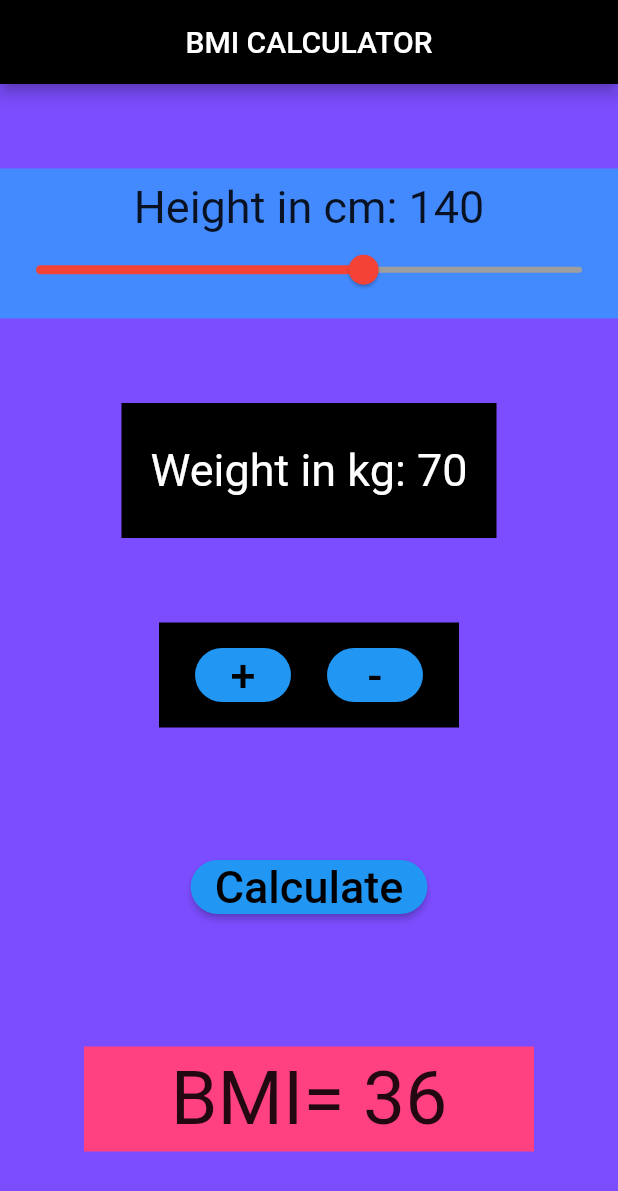
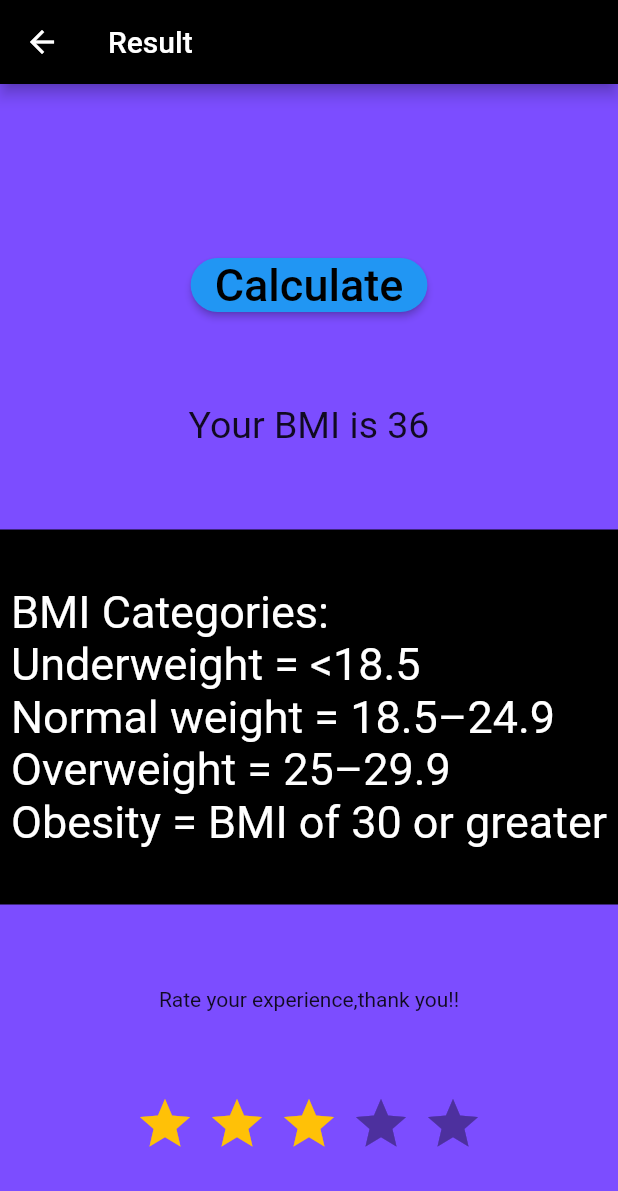
Before and after one commit to ShamaKiran/BMI-assignment, a Flutter app: the screen it shows after launch, after a tap on "Calculate", on a phone screen of 412 x 824 dp. Shown: the top 1191 px of the screen. Run offline on Flutter 3.47's test engine with Material 2 defaults, Android fonts, the phone set to English and light mode, and no system bars; drawn by our look-alikes of flutter_rating_bar.

Commit message:
Second Page

```diff
--- /dev/null
+++ b/lib/SecondPage.dart
@@ -0,0 +1,87 @@
+import 'package:flutter/material.dart';
+import 'package:flutter_rating_bar/flutter_rating_bar.dart';
+
+class SecondPage extends StatefulWidget {
+  SecondPage({required this.result});
+  double result;
+
+  @override
+  State<SecondPage> createState() => _SecondPageState();
+}
+
+class _SecondPageState extends State<SecondPage> {
+  @override
+  Widget build(BuildContext context) {
+    return Scaffold(
+      backgroundColor: Colors.deepPurpleAccent,
+      appBar: AppBar(
+        backgroundColor: Colors.black,
+        title: Text("Result"),
+      ),
+      body: Column(
+        mainAxisAlignment: MainAxisAlignment.spaceEvenly,
+        children: [Center(),
+          ElevatedButton(
+            onPressed: () {
+                Navigator.pop(context);
+                },
+              child: Text(
+            "Calculate",
+            style: TextStyle(
+              color: Colors.black,
+              fontStyle: FontStyle.normal,
+              fontSize: 30,
+            ),
+          ),
+            style: ElevatedButton.styleFrom(
+              shape: RoundedRectangleBorder(
+                borderRadius: BorderRadius.circular(50),
+              ),
+            ),
+          ),
+
+          Text("Your BMI is ${widget.result.round()}",
+          style: TextStyle(
+            fontStyle: FontStyle.normal,
+            fontSize: 25,
+          ),
+          ),
+          Container(
+            height: 250,
+            width: 450,
+            color: Colors.black,
+            child: Column(
+              mainAxisAlignment: MainAxisAlignment.center,
+              children: [
+                Text("BMI Categories:\nUnderweight = <18.5\nNormal weight = 18.5–24.9\nOverweight = 25–29.9\nObesity = BMI of 30 or greater",
+              style: TextStyle(
+                color: Colors.white,
+                fontSize: 30,
+                fontStyle: FontStyle.normal
+              ),
+                )
+              ],
+            ),
+          ),
+          Text("Rate your experience,thank you!!"),
+          RatingBar.builder(
+            initialRating: 3,
+            minRating: 1,
+            direction: Axis.horizontal,
+            allowHalfRating: true,
+            itemCount: 5,
+            itemPadding: EdgeInsets.symmetric(horizontal: 4.0),
+            itemBuilder: (context, _) => Icon(
+              Icons.star,
+              color: Colors.amber,
+            ),
+            onRatingUpdate: (rating) {
+              print(rating);
+            },
+          )
+
+        ],
+      ),
+    );
+  }
+}
--- a/lib/main.dart
+++ b/lib/main.dart
@@ -1,4 +1,5 @@
 import 'package:flutter/material.dart';
+import 'package:homework/SecondPage.dart';
 
 void main() {
   runApp(const MyApp());
@@ -154,6 +155,10 @@ class _MyHomePageState extends State<MyHomePage> {
                     setState(() {
                       result = weight/(height*height/10000);
                     });
+                    Navigator.push(context, MaterialPageRoute
+                      (builder: (context)=>
+                        SecondPage(result: result,)));
+
                   }
                   , child: Text(
                         "Calculate",
--- a/pubspec.yaml
+++ b/pubspec.yaml
@@ -36,6 +36,7 @@ dependencies:
   # The following adds the Cupertino Icons font to your application.
   # Use with the CupertinoIcons class for iOS style icons.
   cupertino_icons: ^1.0.2
+  flutter_rating_bar: ^4.0.1
 
 dev_dependencies:
   flutter_test:
```
Also changed, not shown: pubspec.lock.
